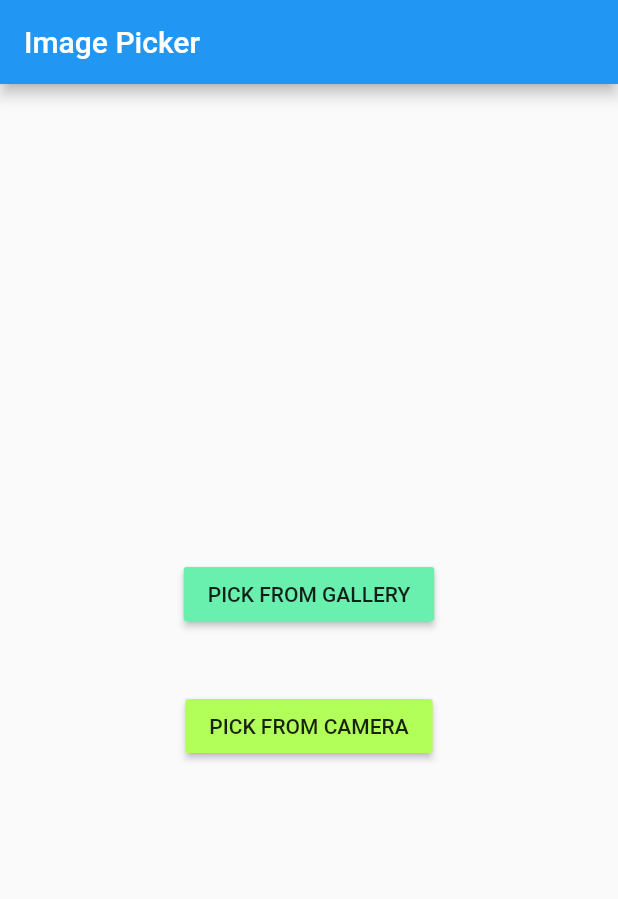
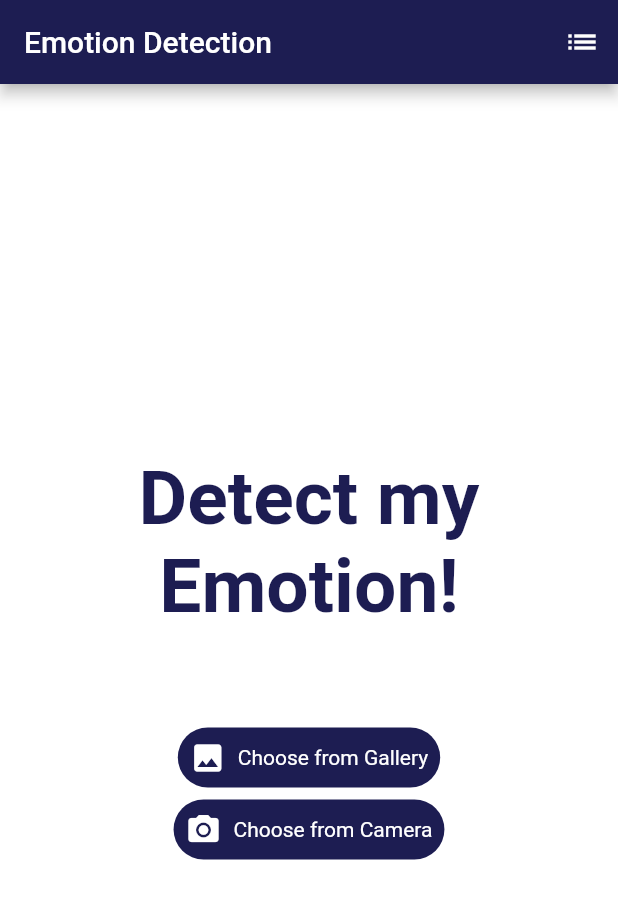
Before and after one commit to teodora-vaman/Emotion-Detection, a Flutter app: the screen it shows after launch, on a phone screen of 412 x 824 dp. Shown: the top 899 px of the screen. Run offline on Flutter 3.47's test engine with Material 2 defaults, Android fonts, the phone set to English and light mode, and no system bars; our stand-ins replace camera, image_picker; missing offline and left inert: tflite.

Commit message:
design changes

```diff
--- a/emotion_detection/lib/main.dart
+++ b/emotion_detection/lib/main.dart
@@ -9,36 +9,33 @@ import 'package:image_picker/image_picker.dart';
 
 List<CameraDescription> cameras = [];
 
-// void main() {
-//   //WidgetsFlutterBinding.ensureInitialized();
-//   //cameras = await availableCameras();
+void main() {
+  runApp(const MyApp());
+}
 
-//   runApp(const MyApp());
-// }
+class MyApp extends StatelessWidget {
+  const MyApp({Key? key}) : super(key: key);
 
-// class MyApp extends StatelessWidget {
-//   const MyApp({Key? key}) : super(key: key);
+  @override
+  Widget build(BuildContext context) {
+    return MaterialApp(
+      title: 'Detect My Emotions!',
+      theme: ThemeData(
+        primaryColor: Colors.deepPurple,
+        appBarTheme: const AppBarTheme(
+          backgroundColor: Color.fromARGB(255, 29, 29, 82),
+          foregroundColor: Color.fromARGB(255, 255, 255, 255),
+        ),
+      ),
+      home: ImageDetect(),
+      debugShowCheckedModeBanner: false,
+    );
+  }
+}
 
-//   @override
-//   Widget build(BuildContext context) {
-//     return MaterialApp(
-//       title: 'Detect My Emotions!',
-//       theme: ThemeData(
-//         primaryColor: Colors.deepPurple,
-//         appBarTheme: const AppBarTheme(
-//           backgroundColor: Color.fromARGB(255, 29, 29, 82),
-//           foregroundColor: Color.fromARGB(255, 255, 255, 255),
-//         ),
-//       ),
+// void main() => runApp(MaterialApp(
 //       home: ImageDetect(),
-//       debugShowCheckedModeBanner: false,
-//     );
-//   }
-// }
-
-void main() => runApp(MaterialApp(
-      home: ImageDetect(),
-    ));
+//     ));
 
 class ImageDetect extends StatefulWidget {
   const ImageDetect({Key? key}) : super(key: key);
@@ -51,6 +48,7 @@ class _ImageDetectState extends State<ImageDetect> {
   List? _listResult;
   PickedFile? _imageFile;
   String? label_text = '';
+  String prediction_index = '';
   bool _loading = false;
   File img_path = File('your initial file');
 
@@ -86,7 +84,9 @@ class _ImageDetectState extends State<ImageDetect> {
       _loading = false;
       _listResult = output;
       print(_listResult![0]['label']);
-      label_text = output![0]['label'];
+      final splitted = output![0]['label'].toString().split(' ');
+      label_text = splitted[1];
+      prediction_index = splitted[0];
     });
   }
 
@@ -100,51 +100,127 @@ class _ImageDetectState extends State<ImageDetect> {
     _imageClasification(imageFile!);
   }
 
-  // @override
-  // Widget build(BuildContext context) {
-  //   return MaterialApp(
-  //       title: 'Welcome to Flutter',
-  //       home: Scaffold(
-  //           floatingActionButton: FloatingActionButton(
-  //         onPressed: _imageSelection,
-  //         backgroundColor: Colors.blue,
-  //         child: Icon(Icons.add_photo_alternate_outlined),
-  //       )));
-  // }
+  void _imageSelection_camera() async {
+    var imageFile = await ImagePicker().getImage(source: ImageSource.camera);
+    setState(() {
+      _loading = true;
+      _imageFile = imageFile;
+      img_path = File(imageFile!.path);
+    });
+    _imageClasification(imageFile!);
+  }
+
+  void _pushSaved() {
+    Navigator.of(context).push(
+      // Add lines from here...
+      MaterialPageRoute<void>(
+        builder: (context) {
+          return Scaffold(
+              appBar: AppBar(
+                title: const Text('Autori'),
+              ),
+              body: ListView(children: [
+                Padding(
+                  padding: EdgeInsets.all(10.0),
+                ),
+                Text("Vaman Teodora", style: TextStyle(fontSize: 20)),
+                Divider(),
+                Text("Enache Cristian", style: TextStyle(fontSize: 20)),
+                Divider(),
+                Text("TAID - curs ASWTM 2022", style: TextStyle(fontSize: 15)),
+              ]));
+        },
+      ), // ...to here.
+    );
+  }
 
   @override
   Widget build(BuildContext context) {
+    Color mainColor = Color.fromARGB(255, 255, 255, 255);
+    switch (prediction_index) {
+      case '0':
+        mainColor = Color.fromARGB(255, 212, 255, 199);
+        break;
+      case '1':
+        mainColor = Color.fromARGB(255, 135, 186, 245);
+        break;
+      case '2':
+        mainColor = Color.fromARGB(255, 255, 181, 218);
+        break;
+      default:
+    }
     return Scaffold(
         appBar: AppBar(
-          title: Text("Image Picker"),
+          title: Text("Emotion Detection"),
+          actions: [
+            IconButton(
+              icon: const Icon(Icons.list),
+              onPressed: _pushSaved,
+              tooltip: 'Saved Suggestions',
+            ),
+          ],
         ),
         body: Container(
+            color: (_listResult == null
+                ? Color.fromARGB(255, 255, 255, 255)
+                : mainColor),
             child: _imageFile == null
                 ? Container(
                     alignment: Alignment.center,
                     child: Column(
                       mainAxisAlignment: MainAxisAlignment.center,
                       children: <Widget>[
-                        RaisedButton(
-                          color: Colors.greenAccent,
-                          onPressed: () {
-                            _imageSelection();
-                          },
-                          child: Text("PICK FROM GALLERY"),
+                        Text("Detect my Emotion!",
+                            style: TextStyle(
+                                color: Color.fromARGB(255, 29, 29, 82),
+                                fontSize: 50,
+                                fontWeight: FontWeight.bold),
+                            textAlign: TextAlign.center),
+
+                        Padding(
+                          padding: EdgeInsets.all(30.0),
                         ),
-                        Container(
-                          height: 40.0,
+
+                        //GALLERY
+                        TextButton.icon(
+                          style: TextButton.styleFrom(
+                            textStyle: TextStyle(color: Colors.white),
+                            backgroundColor: Color.fromARGB(255, 29, 29, 82),
+                            shape: RoundedRectangleBorder(
+                              borderRadius: BorderRadius.circular(24.0),
+                            ),
+                          ),
+                          onPressed: () => {_imageSelection()},
+                          icon: const Icon(
+                            Icons.photo,
+                            color: Colors.white,
+                          ),
+                          label: const Text('Choose from Gallery',
+                              style: TextStyle(
+                                color: Colors.white,
+                              )),
                         ),
-                        RaisedButton(
-                          color: Colors.lightGreenAccent,
-                          onPressed: () {
-                            _getFromCamera();
-                          },
-                          child: Text("PICK FROM CAMERA"),
-                        )
+                        //CAMERA
+                        TextButton.icon(
+                          style: TextButton.styleFrom(
+                            textStyle: TextStyle(color: Colors.blue),
+                            backgroundColor: Color.fromARGB(255, 29, 29, 82),
+                            shape: RoundedRectangleBorder(
+                              borderRadius: BorderRadius.circular(24.0),
+                            ),
+                          ),
+                          onPressed: () => {_imageSelection_camera()},
+                          icon: const Icon(
+                            Icons.photo_camera,
+                            color: Colors.white,
+                          ),
+                          label: const Text('Choose from Camera',
+                              style: TextStyle(color: Colors.white)),
+                        ),
                       ],
                     ),
                   )
+                //ELSE
                 : ListView(children: [
                     Container(
                       color: Colors.grey,
@@ -155,14 +231,58 @@ class _ImageDetectState extends State<ImageDetect> {
                         fit: BoxFit.cover,
                       ),
                     ),
-                    TextButton(
-                      onPressed: nothing,
-                      child: Text(
-                          _listResult == null ? "eh" : label_text.toString()),
+
+                    Padding(
+                      padding: EdgeInsets.all(15.0),
                     ),
-                    TextButton(
-                      onPressed: _imageSelection,
-                      child: Text("Try Again"),
+
+                    Text(
+                      _listResult == null ? "eh" : label_text.toString(),
+                      textAlign: TextAlign.center,
+                      style: const TextStyle(
+                          color: Color.fromARGB(255, 29, 29, 82),
+                          fontSize: 70,
+                          fontWeight: FontWeight.bold),
+                    ),
+
+                    Padding(
+                      padding: EdgeInsets.all(40.0),
+                    ),
+                    //GALLERY
+                    TextButton.icon(
+                      style: TextButton.styleFrom(
+                        textStyle: TextStyle(color: Colors.white),
+                        backgroundColor: Color.fromARGB(255, 29, 29, 82),
+                        shape: RoundedRectangleBorder(
+                          borderRadius: BorderRadius.circular(24.0),
+                        ),
+                      ),
+                      onPressed: () => {_imageSelection()},
+                      icon: const Icon(
+                        Icons.photo,
+                        color: Colors.white,
+                      ),
+                      label: const Text('Choose from Gallery',
+                          style: TextStyle(
+                            color: Colors.white,
+                          )),
+                    ),
+                    //CAMERA
+                    TextButton.icon(
+                      style: TextButton.styleFrom(
+                        textStyle: TextStyle(color: Colors.blue),
+                        backgroundColor: Color.fromARGB(255, 29, 29, 82),
+                        shape: RoundedRectangleBorder(
+                          borderRadius: BorderRadius.circular(24.0),
+                        ),
+                      ),
+                      onPressed: () => {_imageSelection_camera()},
+                      icon: const Icon(
+                        Icons.photo_camera,
+                        color: Colors.white,
+                      ),
+                      label: const Text('Choose from Camera',
+                          style: TextStyle(color: Colors.white)),
                     ),
                   ])));
   }
@@ -197,23 +317,59 @@ class _ImageDetectState extends State<ImageDetect> {
     Tflite.close();
     super.dispose();
   }
+}
 
-  // @override
-  // Widget build(BuildContext context) {
-  //   return MaterialApp(
-  //     title: 'Welcome to Flutter',
-  //     home: Scaffold(
-  //         appBar: AppBar(
-  //           title: const Text('Welcome to Flutter'),
-  //         ),
-  //         body: const Center(
-  //           child: Text('Hello World'),
-  //         ),
-  //         floatingActionButton: FloatingActionButton(
-  //           onPressed: _imageSelection,
-  //           backgroundColor: Colors.blue,
-  //           child: Icon(Icons.add_photo_alternate_outlined),
-  //         )),
-  //   );
-  // }
+class OpenPainter extends CustomPainter {
+  @override
+  void paint(Canvas canvas, Size size) {
+    Size rectSize = Size(500, 500);
+    var paint1 = Paint()
+      ..color = Color(0xff995588)
+      ..style = PaintingStyle.stroke;
+    canvas.drawRect(Offset(0, 0) & rectSize, paint1);
+  }
+
+  @override
+  bool shouldRepaint(CustomPainter oldDelegate) => true;
 }
+
+/// The base class for the different types of items the list can contain.
+abstract class ListItem {
+  /// The title line to show in a list item.
+  Widget buildTitle(BuildContext context);
+
+  /// The subtitle line, if any, to show in a list item.
+  Widget buildSubtitle(BuildContext context);
+}
+
+/// A ListItem that contains data to display a heading.
+class HeadingItem implements ListItem {
+  final String heading;
+
+  HeadingItem(this.heading);
+
+  @override
+  Widget buildTitle(BuildContext context) {
+    return Text(
+      heading,
+      style: Theme.of(context).textTheme.headline5,
+    );
+  }
+
+  @override
+  Widget buildSubtitle(BuildContext context) => const SizedBox.shrink();
+}
+
+/// A ListItem that contains data to display a message.
+class MessageItem implements ListItem {
+  final String sender;
+  final String body;
+
+  MessageItem(this.sender, this.body);
+
+  @override
+  Widget buildTitle(BuildContext context) => Text(sender);
+
+  @override
+  Widget buildSubtitle(BuildContext context) => Text(body);
+}
```
